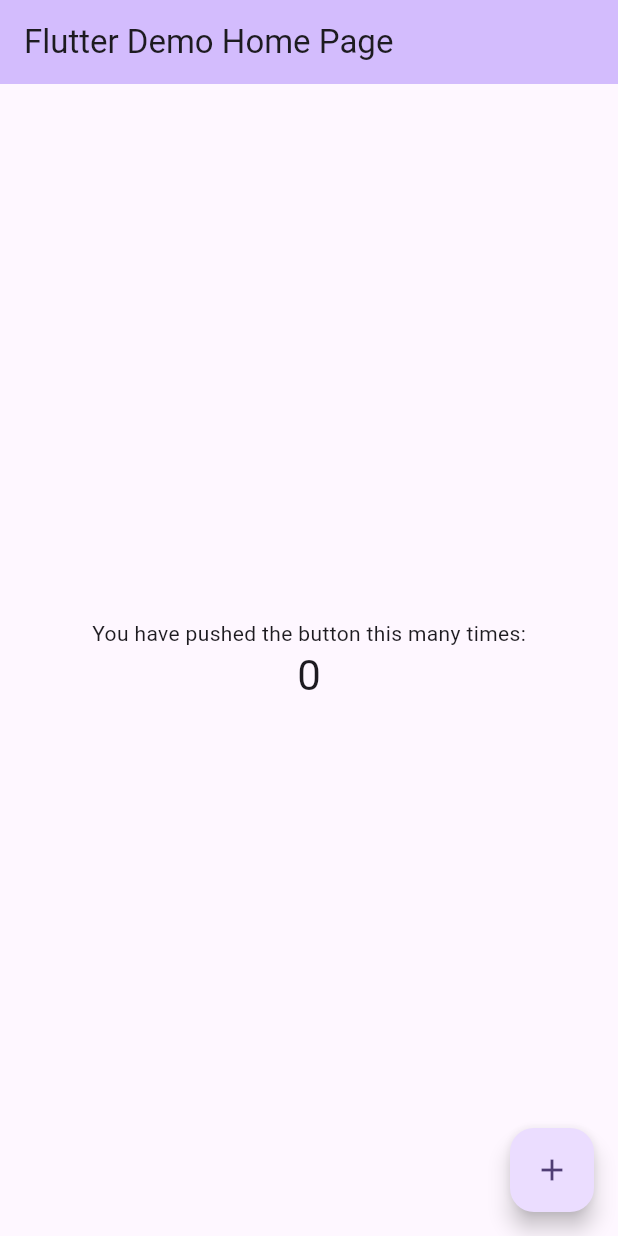
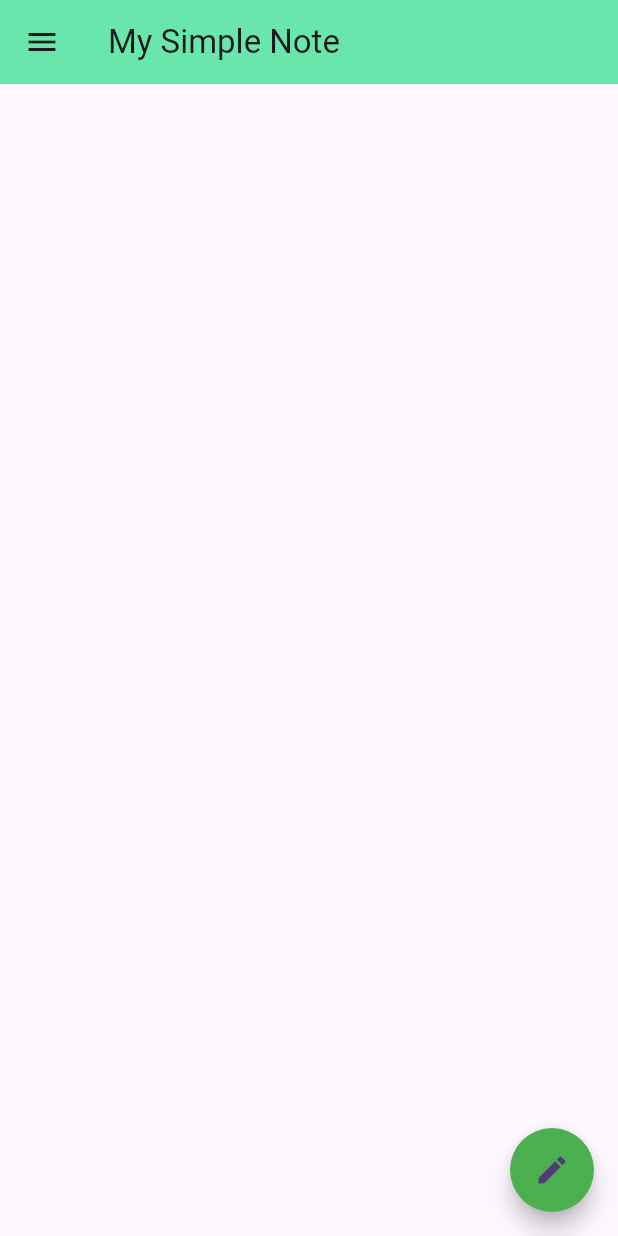
Before and after one commit to chamudithagamage/my_simple_note, a Flutter app: the screen it shows after launch, on a phone screen of 412 x 824 dp. Run offline on Flutter 3.47's test engine with Material 3 defaults, Android fonts, the phone set to English and light mode, and no system bars.

Commit message:
added multiple pages

```diff
--- a/lib/main.dart
+++ b/lib/main.dart
@@ -1,4 +1,5 @@
 import 'package:flutter/material.dart';
+import 'pages/note_list.dart';
 
 void main() {
   runApp(const MyApp());
@@ -7,119 +8,23 @@ void main() {
 class MyApp extends StatelessWidget {
   const MyApp({super.key});
 
-  // This widget is the root of your application.
   @override
   Widget build(BuildContext context) {
     return MaterialApp(
-      title: 'Flutter Demo',
+      title: 'My Simple Note',
+      debugShowCheckedModeBanner: false,
       theme: ThemeData(
-        // This is the theme of your application.
-        //
-        // TRY THIS: Try running your application with "flutter run". You'll see
-        // the application has a purple toolbar. Then, without quitting the app,
-        // try changing the seedColor in the colorScheme below to Colors.green
-        // and then invoke "hot reload" (save your changes or press the "hot
-        // reload" button in a Flutter-supported IDE, or press "r" if you used
-        // the command line to start the app).
-        //
-        // Notice that the counter didn't reset back to zero; the application
-        // state is not lost during the reload. To reset the state, use hot
-        // restart instead.
-        //
-        // This works for code too, not just values: Most code changes can be
-        // tested with just a hot reload.
+        primarySwatch: Colors.blue,
         colorScheme: ColorScheme.fromSeed(seedColor: Colors.deepPurple),
         useMaterial3: true,
       ),
-      home: const MyHomePage(title: 'Flutter Demo Home Page'),
+      home: const NoteList(title: 'My Notes'),
     );
   }
 }
 
-class MyHomePage extends StatefulWidget {
-  const MyHomePage({super.key, required this.title});
 
-  // This widget is the home page of your application. It is stateful, meaning
-  // that it has a State object (defined below) that contains fields that affect
-  // how it looks.
 
-  // This class is the configuration for the state. It holds the values (in this
-  // case the title) provided by the parent (in this case the App widget) and
-  // used by the build method of the State. Fields in a Widget subclass are
-  // always marked "final".
-
-  final String title;
-
-  @override
-  State<MyHomePage> createState() => _MyHomePageState();
-}
-
-class _MyHomePageState extends State<MyHomePage> {
-  int _counter = 0;
-
-  void _incrementCounter() {
-    setState(() {
-      // This call to setState tells the Flutter framework that something has
-      // changed in this State, which causes it to rerun the build method below
-      // so that the display can reflect the updated values. If we changed
-      // _counter without calling setState(), then the build method would not be
-      // called again, and so nothing would appear to happen.
-      _counter++;
-    });
-  }
-
-  @override
-  Widget build(BuildContext context) {
-    // This method is rerun every time setState is called, for instance as done
-    // by the _incrementCounter method above.
-    //
-    // The Flutter framework has been optimized to make rerunning build methods
-    // fast, so that you can just rebuild anything that needs updating rather
-    // than having to individually change instances of widgets.
-    return Scaffold(
-      appBar: AppBar(
-        // TRY THIS: Try changing the color here to a specific color (to
-        // Colors.amber, perhaps?) and trigger a hot reload to see the AppBar
-        // change color while the other colors stay the same.
-        backgroundColor: Theme.of(context).colorScheme.inversePrimary,
-        // Here we take the value from the MyHomePage object that was created by
-        // the App.build method, and use it to set our appbar title.
-        title: Text(widget.title),
-      ),
-      body: Center(
-        // Center is a layout widget. It takes a single child and positions it
-        // in the middle of the parent.
-        child: Column(
-          // Column is also a layout widget. It takes a list of children and
-          // arranges them vertically. By default, it sizes itself to fit its
-          // children horizontally, and tries to be as tall as its parent.
-          //
-          // Column has various properties to control how it sizes itself and
-          // how it positions its children. Here we use mainAxisAlignment to
-          // center the children vertically; the main axis here is the vertical
-          // axis because Columns are vertical (the cross axis would be
-          // horizontal).
-          //
-          // TRY THIS: Invoke "debug painting" (choose the "Toggle Debug Paint"
-          // action in the IDE, or press "p" in the console), to see the
-          // wireframe for each widget.
-          mainAxisAlignment: MainAxisAlignment.center,
-          children: <Widget>[
-            const Text(
-              'You have pushed the button this many times:',
-            ),
-            Text(
-              '$_counter',
-              style: Theme.of(context).textTheme.headlineMedium,
-            ),
-          ],
-        ),
-      ),
-      floatingActionButton: FloatingActionButton(
-        onPressed: _incrementCounter,
-        tooltip: 'Increment',
-        child: const Icon(Icons.add),
-      ), // This trailing comma makes auto-formatting nicer for build methods.
-    );
-  }
-}
+// class NoteList extends StatefulWidget{
+//   const
+// }
--- /dev/null
+++ b/lib/pages/note_container.dart
@@ -0,0 +1 @@
+import 'package:flutter/material.dart';
--- /dev/null
+++ b/lib/pages/note_list.dart
@@ -0,0 +1,72 @@
+import 'package:flutter/material.dart';
+import '/new_note_screen.dart';
+
+class NoteList extends StatefulWidget{
+
+  const NoteList({super.key, required String title});
+
+  @override
+  State<StatefulWidget> createState()=> _NoteListState();
+}
+
+class _NoteListState extends State<NoteList>{
+
+  int count = 0;
+
+  @override
+  Widget build(BuildContext context){
+
+    return Scaffold(
+      appBar: AppBar(
+        title: Text('My Simple Note'),
+        backgroundColor: Colors.greenAccent,
+        elevation: 2.0,
+
+        leading: IconButton(
+          icon: Icon(Icons.menu),
+            onPressed: ()=>{
+              debugPrint('Hamburger menu pressed'),
+            },
+
+        ),
+
+      ),
+      body: getNoteListView(),
+
+        floatingActionButton: FloatingActionButton(onPressed: ()=>{
+          debugPrint('Floating Button Tapped'),
+        },
+          tooltip: 'Adds a new note',
+          child: Icon(Icons.edit),
+          shape: CircleBorder(),
+          backgroundColor: Colors.green,
+      ),
+    );
+  }
+  ListView getNoteListView(){
+    TextStyle? headingTitle = Theme.of(context).textTheme.titleLarge;
+    return ListView.builder(
+        itemCount: count,
+        itemBuilder: (BuildContext context, int position){
+          return Card(
+            color: Colors.white,
+            elevation: 1.0,
+              child: ListTile(
+                leading: CircleAvatar(
+                  backgroundColor: Colors.cyan,
+                  child: Icon(Icons.edit_note_outlined),
+              ),
+
+              title: Text('John Doe', style: headingTitle,),
+              subtitle: Text('Test Date'),
+              trailing: Icon(Icons.more_vert, color: Colors.grey),
+                //edit on tap
+                  onTap: ()=> debugPrint("List Tile Tapped"),
+
+            ),
+          );
+        },
+
+    );
+  }
+}
```
Also changed, not shown: lib/new_note_screen.dart (+33 -1 lines).
